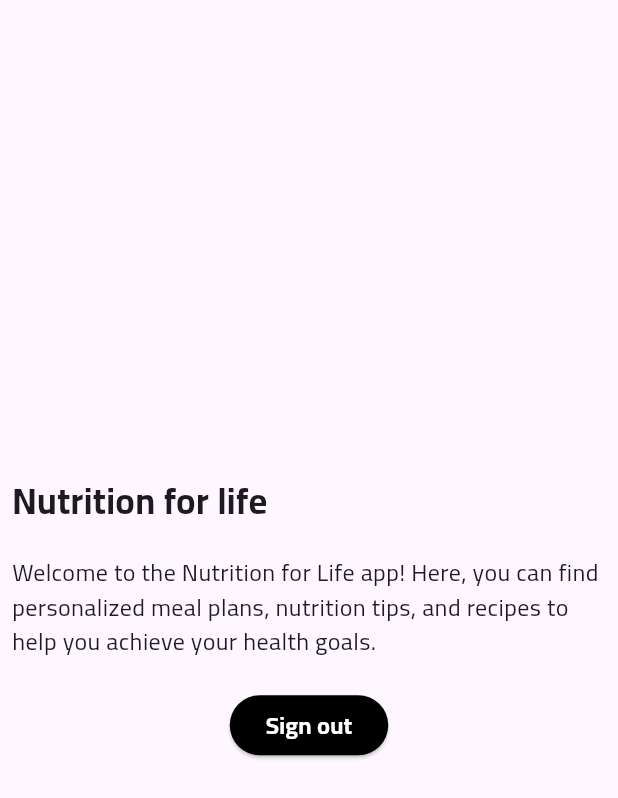
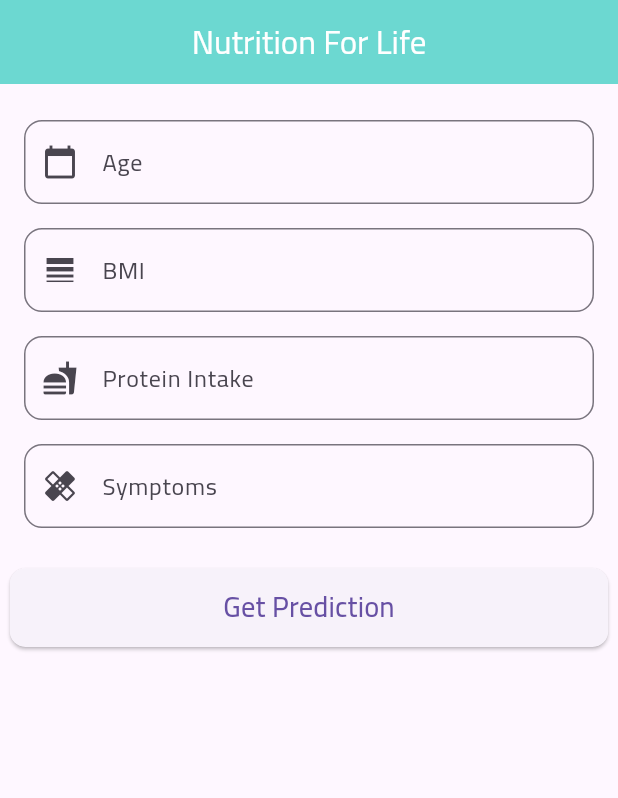
Before and after one commit to ahmedjr5050/Docotrai, a Flutter app: the HomeView screen opened directly, on a phone screen of 412 x 824 dp. Shown: the top 798 px of the screen. Run offline on Flutter 3.47's test engine with Material 3 defaults, Android fonts, the phone set to English and light mode, and no system bars; our stand-ins replace auth_buttons, bloc, dartz, dio, equatable, firebase_auth and 9 more; accounts and stored records are empty.

Commit message:
last works

```diff
--- a/lib/features/auth/presention/screen/sign_in_screen_body.dart
+++ b/lib/features/auth/presention/screen/sign_in_screen_body.dart
@@ -7,7 +7,7 @@ import 'package:nutritionforlife/constants.dart';
 import 'package:nutritionforlife/features/auth/presention/cubit/signin_cubit/sign_in_cubit.dart';
 import 'package:nutritionforlife/features/auth/presention/screen/signup_view.dart';
 import 'package:nutritionforlife/features/auth/presention/screen/widgets/components/sign_in_form.dart';
-import 'package:nutritionforlife/features/home/home_view.dart';
+import 'package:nutritionforlife/features/home/screen/home_view.dart';
 
 class SignInScreenBody extends StatefulWidget {
   const SignInScreenBody({super.key});
--- /dev/null
+++ b/lib/features/home/data/repo/prediction_repo_impl.dart
@@ -0,0 +1,38 @@
+import 'package:dio/dio.dart';
+import 'package:nutritionforlife/features/home/domain/entities/doctorentities.dart';
+import 'package:nutritionforlife/features/home/domain/repos/prediction_repo.dart';
+
+
+class PredictionRepoImpl implements PredictionRepo {
+  final Dio dio;
+
+  PredictionRepoImpl(this.dio);
+
+  @override
+  Future<PredictionEntity> predict({
+    required int age,
+    required double bmi,
+    required double proteinIntake,
+    required int symptoms,
+  }) async {
+    try {
+      final response = await dio.post(
+        'https://mohamed446-zag-server5.hf.space/predict',
+        data: {
+          "Age": age,
+          "BMI": bmi,
+          "Protein_Intake": proteinIntake,
+          "Symptoms": symptoms,
+        },
+      );
+
+      if (response.statusCode == 200 && response.data is List) {
+        return PredictionEntity(result: response.data[0]);
+      } else {
+        throw Exception('Invalid response format');
+      }
+    } catch (e) {
+      throw Exception('Failed to fetch prediction: $e');
+    }
+  }
+}
--- /dev/null
+++ b/lib/features/home/domain/entities/doctorentities.dart
@@ -0,0 +1,5 @@
+class PredictionEntity {
+  final int result;
+
+  PredictionEntity({required this.result});
+}
--- /dev/null
+++ b/lib/features/home/domain/repos/prediction_repo.dart
@@ -0,0 +1,10 @@
+import 'package:nutritionforlife/features/home/domain/entities/doctorentities.dart';
+
+abstract class PredictionRepo {
+  Future<PredictionEntity> predict({
+    required int age,
+    required double bmi,
+    required double proteinIntake,
+    required int symptoms,
+  });
+}
--- a/lib/features/home/home_view.dart
+++ /dev/null
@@ -1,19 +0,0 @@
-import 'package:flutter/material.dart';
-import 'package:flutter_bloc/flutter_bloc.dart';
-import 'package:nutritionforlife/core/services/getit_services.dart';
-import 'package:nutritionforlife/features/auth/data/repositories/auth_repository_impl.dart';
-import 'package:nutritionforlife/features/auth/presention/cubit/signin_cubit/sign_in_cubit.dart';
-import 'package:nutritionforlife/features/home/widgets/home_view_body.dart';
-
-class HomeView extends StatelessWidget {
-  const HomeView({super.key});
-
-  @override
-  Widget build(BuildContext context) {
-    return BlocProvider(
-             create: (context) => SignInCubit(getIt<AuthRepoImpl>()),
-
-      child: Scaffold(body: HomeViewBody()),
-    );
-  }
-}
--- /dev/null
+++ b/lib/features/home/screen/cubit/doctorai_cubit.dart
@@ -0,0 +1,33 @@
+import 'dart:developer';
+
+import 'package:bloc/bloc.dart';
+import 'package:equatable/equatable.dart';
+import 'package:nutritionforlife/features/home/domain/repos/prediction_repo.dart';
+import 'package:nutritionforlife/features/home/screen/cubit/doctorai_state.dart';
+
+class PredictionCubit extends Cubit<PredictionState> {
+  final PredictionRepo predictionRepo;
+
+  PredictionCubit(this.predictionRepo) : super(PredictionInitial());
+
+  Future<void> fetchPrediction({
+    required int age,
+    required double bmi,
+    required double proteinIntake,
+    required int symptoms,
+  }) async {
+    emit(PredictionLoading());
+    try {
+      final prediction = await predictionRepo.predict(
+        age: age,
+        bmi: bmi,
+        proteinIntake: proteinIntake,
+        symptoms: symptoms,
+      );
+      emit(PredictionLoaded(prediction));
+    } catch (e) {
+      log('Error fetching prediction: $e');
+      emit(PredictionError(e.toString()));
+    }
+  }
+}
--- /dev/null
+++ b/lib/features/home/screen/cubit/doctorai_state.dart
@@ -0,0 +1,28 @@
+
+import 'package:equatable/equatable.dart';
+import 'package:nutritionforlife/features/home/domain/entities/doctorentities.dart';
+
+abstract class PredictionState extends Equatable {
+  @override
+  List<Object> get props => [];
+}
+
+class PredictionInitial extends PredictionState {}
+
+class PredictionLoading extends PredictionState {}
+
+class PredictionLoaded extends PredictionState {
+  final PredictionEntity prediction;
+  PredictionLoaded(this.prediction);
+
+  @override
+  List<Object> get props => [prediction];
+}
+
+class PredictionError extends PredictionState {
+  final String message;
+  PredictionError(this.message);
+
+  @override
+  List<Object> get props => [message];
+}
--- /dev/null
+++ b/lib/features/home/screen/home_view.dart
@@ -0,0 +1,26 @@
+import 'package:flutter/material.dart';
+import 'package:flutter_bloc/flutter_bloc.dart';
+import 'package:get_it/get_it.dart';
+import 'package:nutritionforlife/core/services/getit_services.dart';
+import 'package:nutritionforlife/features/auth/data/repositories/auth_repository_impl.dart';
+import 'package:nutritionforlife/features/auth/presention/cubit/signin_cubit/sign_in_cubit.dart';
+import 'package:nutritionforlife/features/home/domain/repos/prediction_repo.dart';
+import 'package:nutritionforlife/features/home/screen/cubit/doctorai_cubit.dart';
+import 'package:nutritionforlife/features/home/screen/widgets/home_view_body.dart';
+
+class HomeView extends StatelessWidget {
+  const HomeView({super.key});
+
+  @override
+  Widget build(BuildContext context) {
+    return MultiBlocProvider(
+      providers: [
+        BlocProvider(create: (context) => SignInCubit(getIt<AuthRepoImpl>())),
+        BlocProvider(
+          create: (context) => PredictionCubit(getIt<PredictionRepo>()),
+        ),
+      ],
+      child: Scaffold(body: PredictionScreen()),
+    );
+  }
+}
--- /dev/null
+++ b/lib/features/home/screen/widgets/home_view_body.dart
@@ -0,0 +1,176 @@
+import 'package:flutter/material.dart';
+import 'package:flutter_bloc/flutter_bloc.dart';
+import 'package:nutritionforlife/features/home/prediction_result_screen.dart';
+import 'package:nutritionforlife/features/home/screen/cubit/doctorai_cubit.dart';
+import 'package:nutritionforlife/features/home/screen/cubit/doctorai_state.dart';
+
+class PredictionScreen extends StatefulWidget {
+  const PredictionScreen({super.key});
+
+  @override
+  _PredictionScreenState createState() => _PredictionScreenState();
+}
+
+class _PredictionScreenState extends State<PredictionScreen> {
+  final TextEditingController ageController = TextEditingController();
+  final TextEditingController bmiController = TextEditingController();
+  final TextEditingController proteinController = TextEditingController();
+  final TextEditingController symptomsController = TextEditingController();
+
+  final List<String> diseaseClasses = [
+    'Anemia',
+    'Goiter',
+    'Kwashiorkor',
+    'Marasmus',
+    'Obesity',
+    'Scurvy',
+  ];
+
+  final GlobalKey<FormState> _formKey =
+      GlobalKey<FormState>(); // FormKey for validation
+
+  @override
+  Widget build(BuildContext context) {
+    return Scaffold(
+      appBar: AppBar(
+        backgroundColor: const Color(0xFF6CD8D1),
+        centerTitle: true,
+        title: const Text(
+          "Nutrition For Life",
+          style: TextStyle(color: Colors.white),
+        ),
+      ),
+      body: Padding(
+        padding: const EdgeInsets.all(16.0),
+        child: Form(
+          key: _formKey, // Attach the form key to the form
+          child: ListView(
+            children: [
+              _buildTextField(
+                ageController,
+                "Age",
+                Icons.calendar_today,
+                'Please enter a valid age.',
+              ),
+              _buildTextField(
+                bmiController,
+                "BMI",
+                Icons.line_weight,
+                'Please enter a valid BMI.',
+              ),
+              _buildTextField(
+                proteinController,
+                "Protein Intake",
+                Icons.fastfood,
+                'Please enter a valid protein intake.',
+              ),
+              _buildTextField(
+                symptomsController,
+                "Symptoms",
+                Icons.healing,
+                'Please enter valid symptoms.',
+              ),
+              const SizedBox(height: 20),
+              _buildAnimatedButton(context),
+              const SizedBox(height: 20),
+              BlocBuilder<PredictionCubit, PredictionState>(
+                builder: (context, state) {
+                  if (state is PredictionLoaded) {
+                    _navigateToResultScreen(context, state.prediction.result);
+                  }
+                  return const SizedBox.shrink();
+                },
+              ),
+            ],
+          ),
+        ),
+      ),
+    );
+  }
+
+  /// 🔹 تصميم محسّن لحقل الإدخال مع التحقق من صحة البيانات
+  Widget _buildTextField(
+    TextEditingController controller,
+    String label,
+    IconData icon,
+    String validationMessage,
+  ) {
+    return Padding(
+      padding: const EdgeInsets.symmetric(vertical: 8.0),
+      child: TextFormField(
+        controller: controller,
+        keyboardType: TextInputType.number,
+        decoration: InputDecoration(
+          labelText: label,
+          prefixIcon: Icon(icon),
+          border: OutlineInputBorder(borderRadius: BorderRadius.circular(12.0)),
+        ),
+        validator: (value) {
+          if (value == null || value.isEmpty) {
+            return 'Please enter a value';
+          }
+          final parsedValue = double.tryParse(value);
+          if (parsedValue == null || parsedValue <= 0) {
+            return validationMessage; // Show custom error message
+          }
+          return null; // Return null if input is valid
+        },
+      ),
+    );
+  }
+
+  /// 🔹 زر التنبؤ مع الانتقال للصفحة الجديدة بعد التحقق من صحة البيانات
+  Widget _buildAnimatedButton(BuildContext context) {
+    return TweenAnimationBuilder<double>(
+      duration: const Duration(milliseconds: 300),
+      tween: Tween<double>(begin: 1, end: 1.05),
+      curve: Curves.easeInOut,
+      builder: (context, value, child) {
+        return Transform.scale(
+          scale: value,
+          child: ElevatedButton(
+            onPressed: () {
+              // Validate the form
+              if (_formKey.currentState?.validate() ?? false) {
+                final age = int.tryParse(ageController.text) ?? 0;
+                final bmi = double.tryParse(bmiController.text) ?? 0.0;
+                final protein = double.tryParse(proteinController.text) ?? 0.0;
+                final symptoms = int.tryParse(symptomsController.text) ?? 0;
+
+                context.read<PredictionCubit>().fetchPrediction(
+                  age: age,
+                  bmi: bmi,
+                  proteinIntake: protein,
+                  symptoms: symptoms,
+                );
+              }
+            },
+            style: ElevatedButton.styleFrom(
+              shape: RoundedRectangleBorder(
+                borderRadius: BorderRadius.circular(10),
+              ),
+              padding: const EdgeInsets.symmetric(vertical: 12, horizontal: 24),
+            ),
+            child: const Text("Get Prediction", style: TextStyle(fontSize: 18)),
+          ),
+        );
+      },
+    );
+  }
+
+  /// 🔹 الانتقال إلى صفحة عرض النتيجة
+  void _navigateToResultScreen(BuildContext context, int predictionIndex) {
+    if (predictionIndex >= 0 && predictionIndex < diseaseClasses.length) {
+      final diseaseName = diseaseClasses[predictionIndex];
+      WidgetsBinding.instance.addPostFrameCallback((_) {
+        Navigator.push(
+          context,
+          MaterialPageRoute(
+            builder:
+                (context) => PredictionResultScreen(diseaseName: diseaseName),
+          ),
+        );
+      });
+    }
+  }
+}
--- a/lib/features/home/widgets/home_view_body.dart
+++ /dev/null
@@ -1,48 +0,0 @@
-import 'package:flutter/material.dart';
-import 'package:nutritionforlife/features/auth/presention/cubit/signin_cubit/sign_in_cubit.dart';
-import 'package:provider/provider.dart';
-
-class HomeViewBody extends StatelessWidget {
-  const HomeViewBody({super.key});
-
-  @override
-  Widget build(BuildContext context) {
-    return Padding(
-      padding: const EdgeInsets.all(8.0),
-      child: Column(
-        mainAxisAlignment: MainAxisAlignment.center,
-        crossAxisAlignment: CrossAxisAlignment.start,
-        children: [
-          const Text(
-            "Nutrition for life",
-            style: TextStyle(fontSize: 24, fontWeight: FontWeight.bold),
-          ),
-          const SizedBox(height: 20),
-          const Text(
-            "Welcome to the Nutrition for Life app! Here, you can find personalized meal plans, nutrition tips, and recipes to help you achieve your health goals.",
-            style: TextStyle(fontSize: 16),
-          ),
-          const SizedBox(height: 20),
-          Center(
-            child: ElevatedButton(
-              style: ElevatedButton.styleFrom(backgroundColor: Colors.black),
-              onPressed: () {
-                context.read<SignInCubit>().signOut(context);
-              },
-              child: const Text(
-                'Sign out',
-                style: TextStyle(
-                  color: Colors.white,
-                  fontWeight: FontWeight.bold,
-                  fontFamily: 'Cairo',
-                  fontSize: 16,
-                ),
-              ),
-            ),
-          ),
-          // Add more widgets here as needed
-        ],
-      ),
-    );
-  }
-}
--- a/pubspec.yaml
+++ b/pubspec.yaml
@@ -32,6 +32,7 @@ dependencies:
   bloc: ^9.0.0
   cupertino_icons: ^1.0.8
   dartz: ^0.10.1
+  dio: ^5.8.0+1
   equatable: ^2.0.7
   firebase_auth: ^5.5.1
   firebase_core: ^3.12.1
@@ -47,6 +48,7 @@ dependencies:
   google_sign_in: ^6.3.0
   modal_progress_hud_nsn: ^0.5.1
   provider: ^6.1.2
+  shared_preferences: ^2.5.3
 
 dev_dependencies:
   flutter_lints: ^5.0.0
```
Also changed, not shown: lib/core/services/getit_services.dart (+11 -3 lines), lib/features/auth/presention/cubit/signin_cubit/sign_in_cubit.dart (+12 -4 lines), lib/features/home/data/models/diagnosis_request_model .dart (added, +22 -0 lines), lib/features/home/prediction_result_screen.dart (added, +110 -0 lines), lib/main.dart (+24 -14 lines), pubspec.lock, 1 other file.
